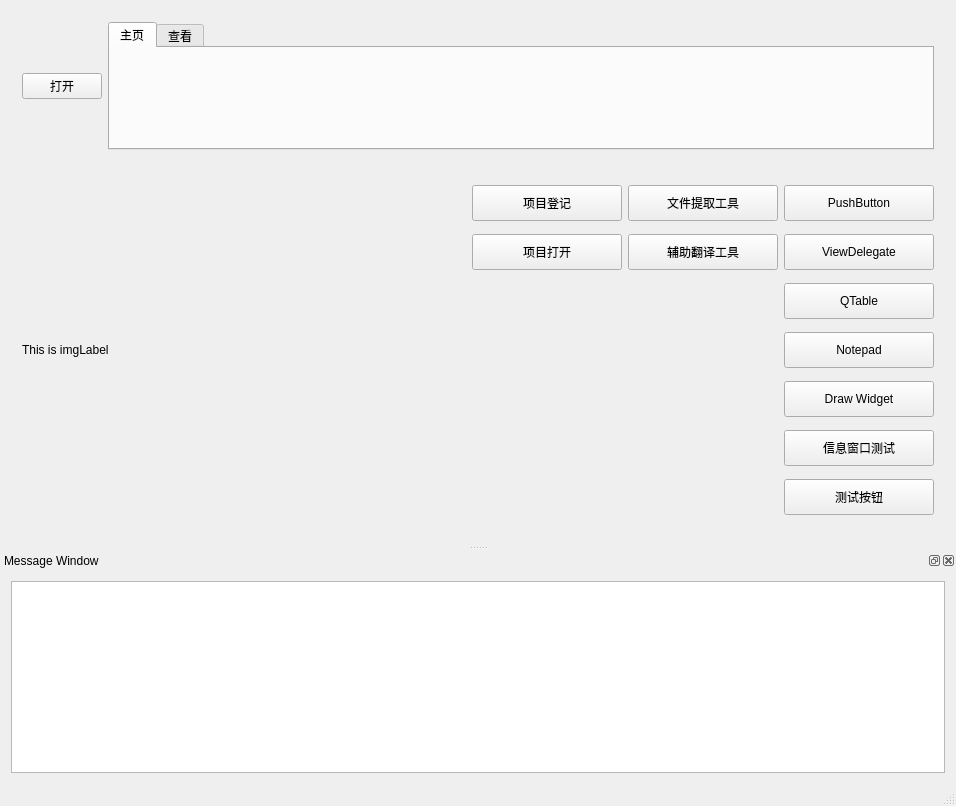
Before: the Qt Designer form QtGuiApplication/QtGuiApplication/test_prj.ui in JUBO1992/QtGuiApplication, drawn with Qt 5.
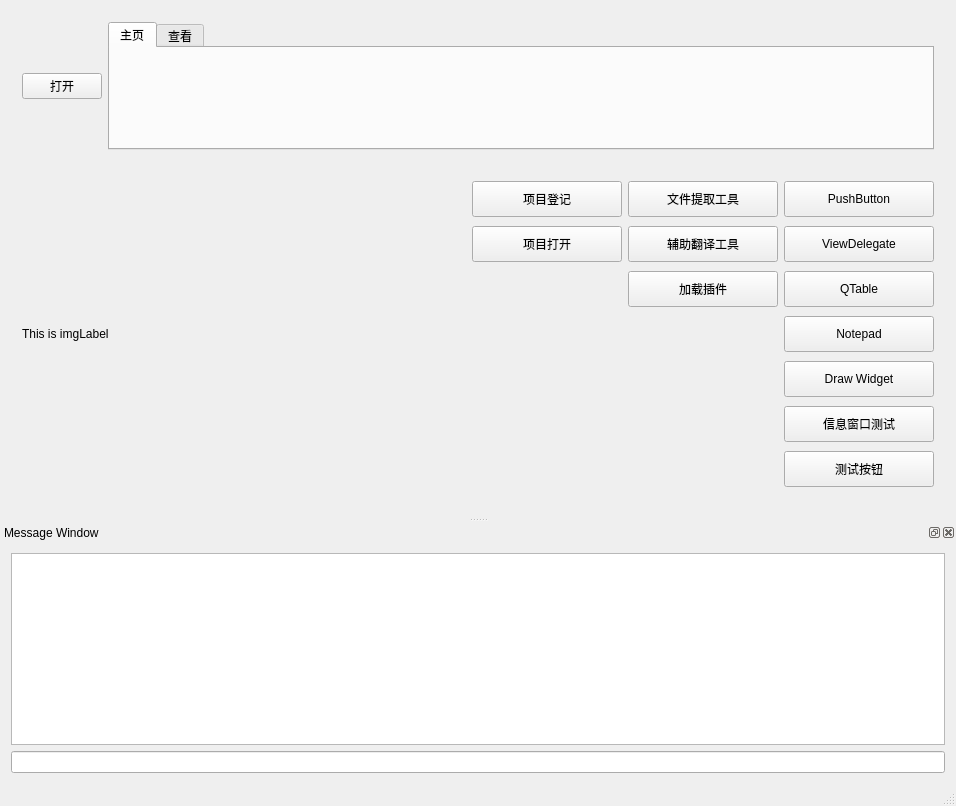
After: the same form once the commit is applied. Icons and pictures are not drawn.

The edit to the form file:
```diff
--- a/QtGuiApplication/QtGuiApplication/test_prj.ui
+++ b/QtGuiApplication/QtGuiApplication/test_prj.ui
@@ -328,6 +328,25 @@
          </property>
         </widget>
        </item>
+       <item row="2" column="2">
+        <widget class="QPushButton" name="pushButton_RegCmd">
+         <property name="minimumSize">
+          <size>
+           <width>100</width>
+           <height>36</height>
+          </size>
+         </property>
+         <property name="maximumSize">
+          <size>
+           <width>150</width>
+           <height>36</height>
+          </size>
+         </property>
+         <property name="text">
+          <string>加载插件</string>
+         </property>
+        </widget>
+       </item>
       </layout>
      </widget>
     </item>
@@ -358,6 +377,9 @@
      <item row="0" column="0">
       <widget class="QTextBrowser" name="textBrowser"/>
      </item>
+     <item row="1" column="0">
+      <widget class="QLineEdit" name="lineEdit_cmd"/>
+     </item>
     </layout>
    </widget>
   </widget>
```
